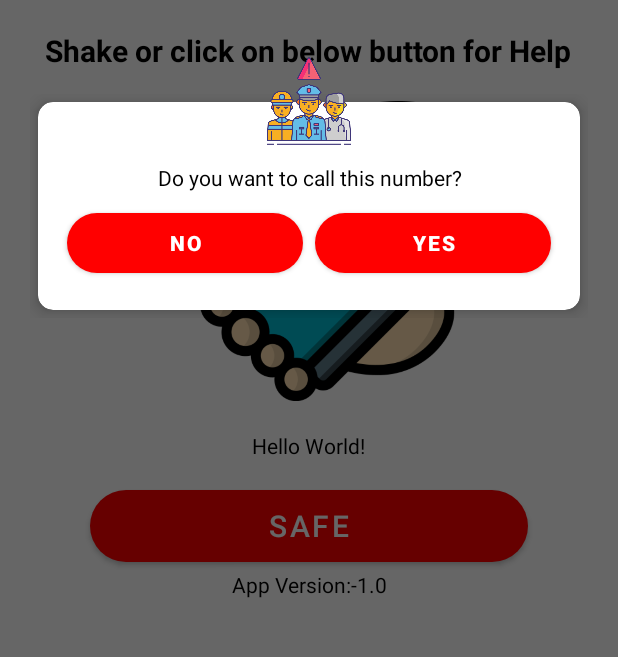
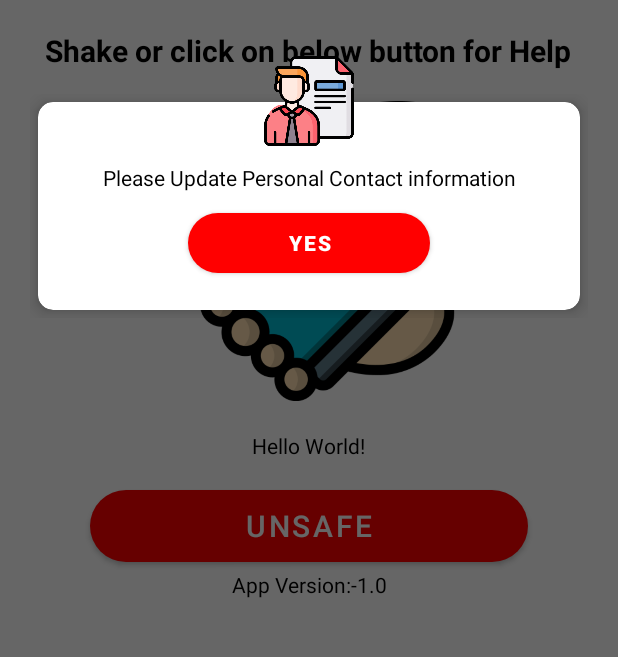
Before and after one commit to emonrait/SafetyFirst, an Android app: the screen it shows after launch (MainActivity), after a tap on "UNSAFE", on a phone screen of 412 x 824 dp, the part 431-1088 px from its top. Run offline under Robolectric (Android 15) with nearby library versions, the phone set to English and light mode, and no system bars.

Commit message:
Shake Implements

```diff
--- a/app/src/main/java/com/raihan/safetyfirst/util/Config.java
+++ b/app/src/main/java/com/raihan/safetyfirst/util/Config.java
@@ -1,6 +1,6 @@
 package com.raihan.safetyfirst.util;
 
 public class Config {
-    public static final String EMAIL ="stellasanitary22@gmail.com";
-    public static final String PASSWORD ="tslekmfvqvsbaxyj";
+    public static final String EMAIL = "firstsafety503@gmail.com";
+    public static final String PASSWORD = "qefjxdbxuyqsrtkc";
 }
--- a/app/src/main/java/com/raihan/safetyfirst/util/DialogCustom.java
+++ b/app/src/main/java/com/raihan/safetyfirst/util/DialogCustom.java
@@ -30,7 +30,7 @@ public class DialogCustom {
         dialog.setView(reg_layout);
         final AlertDialog alertDialog = dialog.create();
         alertDialog.getWindow().setBackgroundDrawable(new ColorDrawable(Color.TRANSPARENT));
-
+        tv_message.setText(R.string.alert_message + "-" + phone);
         btn_no.setOnClickListener(new View.OnClickListener() {
             @Override
             public void onClick(View v) {
@@ -52,6 +52,51 @@ public class DialogCustom {
 
     }
 
+    public static void showErrorMessage(Activity activity, String message, String flag) {
+
+        final AlertDialog.Builder dialog = new AlertDialog.Builder(activity).setCancelable(false);
+        LayoutInflater inflater = LayoutInflater.from(activity);
+        View reg_layout = inflater.inflate(R.layout.call_dialog, null);
+
+        final Button btn_no = reg_layout.findViewById(R.id.btn_no);
+        final Button btn_yes = reg_layout.findViewById(R.id.btn_yes);
+        final TextView tv_message = reg_layout.findViewById(R.id.tv_message);
+        final ImageView image_icon = reg_layout.findViewById(R.id.image_icon);
+
+        dialog.setView(reg_layout);
+        final AlertDialog alertDialog = dialog.create();
+        alertDialog.getWindow().setBackgroundDrawable(new ColorDrawable(Color.TRANSPARENT));
+        tv_message.setText(message);
+        btn_no.setVisibility(View.GONE);
+        if (flag.equals("P")) {
+            image_icon.setImageResource(R.drawable.peronal);
+        } else if (flag.equals("PO")) {
+            image_icon.setImageResource(R.drawable.police);
+        } else if (flag.equals("E")) {
+            image_icon.setImageResource(R.drawable.emergencycall);
+        } else {
+            image_icon.setImageResource(R.drawable.police);
+        }
+        btn_no.setOnClickListener(new View.OnClickListener() {
+            @Override
+            public void onClick(View v) {
+                alertDialog.cancel();
+
+            }
+        });
+        btn_yes.setOnClickListener(new View.OnClickListener() {
+            @Override
+            public void onClick(View v) {
+                alertDialog.cancel();
+
+            }
+        });
+
+
+        alertDialog.show();
+
+    }
+
     static void call(Activity activity, String phone) {
 
         //String number = "+8801816028491";
--- a/app/src/main/res/layout/call_dialog.xml
+++ b/app/src/main/res/layout/call_dialog.xml
@@ -91,7 +91,7 @@
     </LinearLayout>
 
     <ImageView
-        android:id="@+id/logout_icon"
+        android:id="@+id/image_icon"
         android:layout_width="60dp"
         android:layout_height="60dp"
         android:layout_centerHorizontal="true"
--- a/app/src/main/res/values/strings.xml
+++ b/app/src/main/res/values/strings.xml
@@ -22,5 +22,5 @@
     <string name="info_flag">Info Flag</string>
     <string name="yes">Yes</string>
     <string name="no">No</string>
-    <string name="alert_message">Do you want to call this number?</string>
+    <string name="alert_message">Do you want to call the police?</string>
 </resources>
```
Also changed, not shown: app/src/main/java/com/raihan/safetyfirst/view/MainActivity.java (+32 -6 lines), app/src/main/java/com/raihan/safetyfirst/view/ViewList.java (+23 -3 lines).
